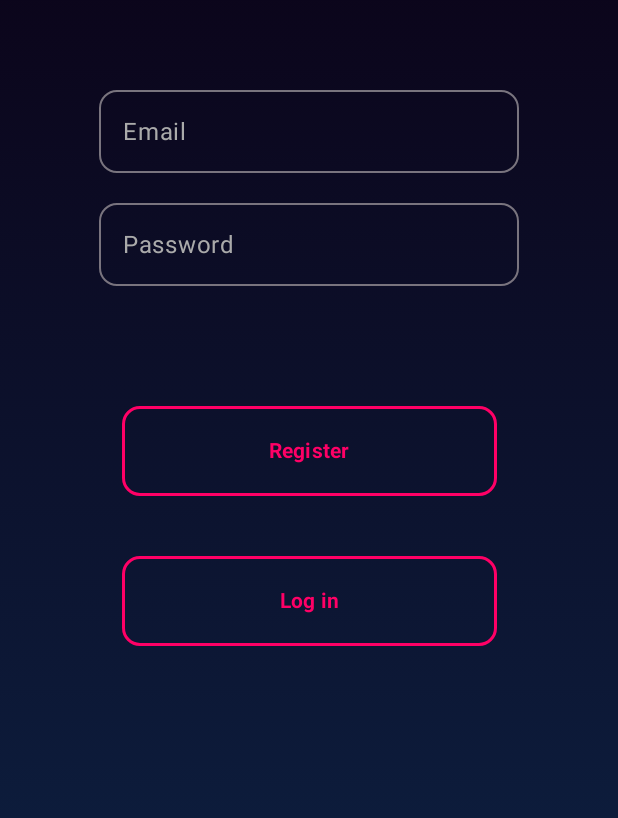
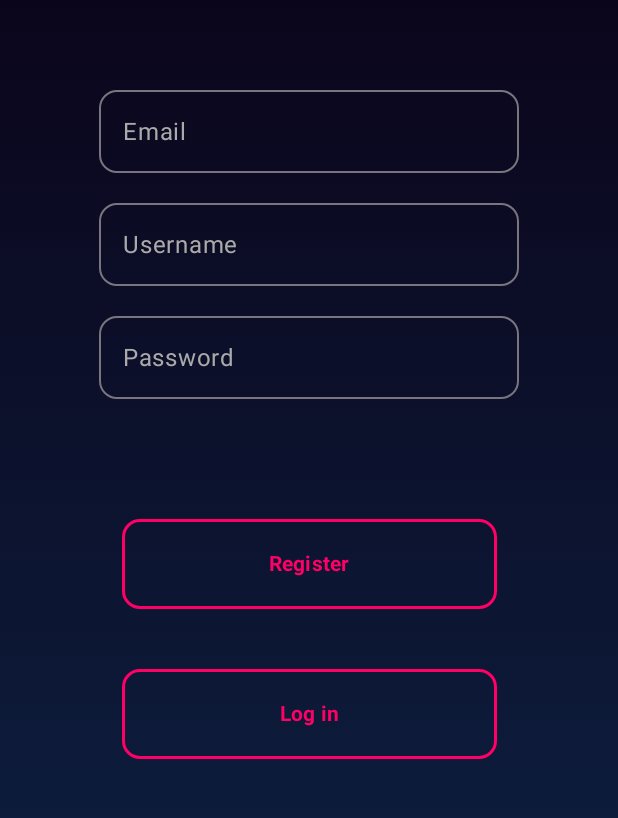
Before and after one commit to AvanoBerlingieri/COMP3074-G47-GroupProject, an Android app built with Jetpack Compose: the screen it shows after launch (Register), after a tap on "Register", on a phone screen of 412 x 824 dp, the part 191-1009 px from its top. Run offline under Robolectric (Android 15) with nearby library versions, the phone set to English and light mode, and no system bars.

Commit message:
adding functionality to login and register

```diff
--- a/app/src/main/AndroidManifest.xml
+++ b/app/src/main/AndroidManifest.xml
@@ -1,4 +1,5 @@
 <manifest xmlns:android="http://schemas.android.com/apk/res/android">
+    <uses-permission android:name="android.permission.INTERNET"/>
 
     <application
         android:allowBackup="true"
@@ -8,7 +9,8 @@
         android:label="@string/app_name"
         android:roundIcon="@mipmap/ic_launcher_round"
         android:supportsRtl="true"
-        android:theme="@style/Theme.SafeLine">
+        android:theme="@style/Theme.SafeLine"
+        android:networkSecurityConfig="@xml/network_security_config">
 
         <activity
             android:name=".ui.Login"
@@ -18,6 +20,7 @@
                 <category android:name="android.intent.category.LAUNCHER" />
             </intent-filter>
         </activity>
+
 
         <activity
             android:name=".ui.Register"
--- a/app/src/main/java/capstone/safeline/api/ApiService.kt
+++ b/app/src/main/java/capstone/safeline/api/ApiService.kt
@@ -1,13 +1,18 @@
-package capstone.safeline.api;
+package capstone.safeline.api
+import capstone.safeline.api.dto.LoginRequest
+import capstone.safeline.api.dto.LoginResponse
+import capstone.safeline.api.dto.RegisterRequest
+import capstone.safeline.api.dto.RegisterResponse
 
-import retrofit2.Call;
-import retrofit2.http.GET;
-import retrofit2.http.POST;
+import retrofit2.Response
+import retrofit2.http.Body
+import retrofit2.http.POST
 
-public interface ApiService {
-    @POST("/createUser")
-    Call<User> createUser();
+interface ApiService {
 
-    @GET("/loginUser")
-    Call<User> loginUser();
+    @POST("api/createUser")
+    suspend fun createUser(@Body registerRequest: RegisterRequest): Response<RegisterResponse>
+
+    @POST("api/loginUser")
+    suspend fun loginUser(@Body loginRequest: LoginRequest): Response<LoginResponse>
 }
--- a/app/src/main/java/capstone/safeline/ui/Login.kt
+++ b/app/src/main/java/capstone/safeline/ui/Login.kt
@@ -2,7 +2,10 @@ package capstone.safeline.ui
 
 import android.content.Intent
 import android.os.Bundle
+import android.util.Log
+import android.widget.Toast
 import androidx.activity.ComponentActivity
+import androidx.activity.compose.LocalActivity
 import androidx.activity.compose.setContent
 import androidx.compose.foundation.BorderStroke
 import androidx.compose.foundation.background
@@ -22,26 +25,38 @@ import androidx.compose.runtime.Composable
 import androidx.compose.runtime.getValue
 import androidx.compose.runtime.mutableStateOf
 import androidx.compose.runtime.remember
+import androidx.compose.runtime.rememberCoroutineScope
 import androidx.compose.runtime.setValue
 import androidx.compose.ui.Alignment
 import androidx.compose.ui.Modifier
 import androidx.compose.ui.graphics.Brush
 import androidx.compose.ui.graphics.Color
+import androidx.compose.ui.text.TextStyle
 import androidx.compose.ui.text.font.FontWeight
 import androidx.compose.ui.text.input.KeyboardType
 import androidx.compose.ui.text.input.PasswordVisualTransformation
 import androidx.compose.ui.unit.dp
 import androidx.compose.ui.unit.sp
+import capstone.safeline.api.ApiService
+import capstone.safeline.api.dto.LoginRequest
+import kotlinx.coroutines.launch
+import retrofit2.Retrofit
+import retrofit2.converter.gson.GsonConverterFactory
 
 class Login : ComponentActivity() {
     override fun onCreate(savedInstanceState: Bundle?) {
         super.onCreate(savedInstanceState)
+
+        val retrofit = Retrofit.Builder()
+            .baseUrl("http://10.0.2.2:8080/")
+            .addConverterFactory(GsonConverterFactory.create())
+            .build()
+
+        val apiService = retrofit.create(ApiService::class.java)
+
         setContent {
             LoginScreen(
-                onLoginClick = {
-                    //run a check before doing this intent
-                    startActivity(Intent(this, Profile::class.java))
-                },
+                apiService = apiService,
                 onRegisterClick = {
                     startActivity(Intent(this, Register::class.java))
                 }
@@ -51,7 +66,7 @@ class Login : ComponentActivity() {
 }
 
 @Composable
-fun LoginScreen(onLoginClick: () -> Unit, onRegisterClick: () -> Unit) {
+fun LoginScreen(apiService: ApiService, onRegisterClick: () -> Unit) {
     var email by remember { mutableStateOf("") }
     var password by remember { mutableStateOf("") }
 
@@ -91,6 +106,7 @@ fun LoginScreen(onLoginClick: () -> Unit, onRegisterClick: () -> Unit) {
                     .width(280.dp)
                     .height(55.dp),
                 shape = RoundedCornerShape(12.dp),
+                textStyle = TextStyle(color = Color.White),
                 keyboardOptions = KeyboardOptions(keyboardType = KeyboardType.Text)
             )
 
@@ -106,13 +122,39 @@ fun LoginScreen(onLoginClick: () -> Unit, onRegisterClick: () -> Unit) {
                     .height(55.dp),
                 shape = RoundedCornerShape(12.dp),
                 keyboardOptions = KeyboardOptions(keyboardType = KeyboardType.Password),
+                textStyle = TextStyle(color = Color.White),
                 visualTransformation = PasswordVisualTransformation()
             )
 
             Spacer(modifier = Modifier.height(80.dp))
 
+            val activity = LocalActivity.current
+            val scope = rememberCoroutineScope()
             Button(
-                onClick = onLoginClick,
+                onClick = {
+                    scope.launch {
+                        try {
+                            val response = apiService.loginUser(LoginRequest(email, password))
+                            val loginResp = response.body()
+                            //check login response
+                            if (loginResp?.statusCode == "OK") {
+                                activity?.startActivity(Intent(activity, Home::class.java))
+                            } else {
+                                Toast.makeText(
+                                    activity,
+                                    "Username or Password Incorrect",
+                                    Toast.LENGTH_SHORT
+                                ).show()
+                            }
+
+                        } catch (e: Exception) {
+                            Log.e("LoginError", "Network error: ${e.message}", e)
+                            activity?.let {
+                                Toast.makeText(it, "Network error: ${e.message}", Toast.LENGTH_SHORT).show()
+                            }
+                        }
+                    }
+                },
                 colors = ButtonDefaults.outlinedButtonColors(
                     containerColor = Color.Transparent,
                     contentColor = Color(0xFFFF0066)
--- a/app/src/main/java/capstone/safeline/ui/Register.kt
+++ b/app/src/main/java/capstone/safeline/ui/Register.kt
@@ -2,7 +2,10 @@ package capstone.safeline.ui
 
 import android.content.Intent
 import android.os.Bundle
+import android.util.Log
+import android.widget.Toast
 import androidx.activity.ComponentActivity
+import androidx.activity.compose.LocalActivity
 import androidx.activity.compose.setContent
 import androidx.compose.foundation.BorderStroke
 import androidx.compose.foundation.background
@@ -22,26 +25,38 @@ import androidx.compose.runtime.Composable
 import androidx.compose.runtime.getValue
 import androidx.compose.runtime.mutableStateOf
 import androidx.compose.runtime.remember
+import androidx.compose.runtime.rememberCoroutineScope
 import androidx.compose.runtime.setValue
 import androidx.compose.ui.Alignment
 import androidx.compose.ui.Modifier
 import androidx.compose.ui.graphics.Brush
 import androidx.compose.ui.graphics.Color
+import androidx.compose.ui.text.TextStyle
 import androidx.compose.ui.text.font.FontWeight
 import androidx.compose.ui.text.input.KeyboardType
 import androidx.compose.ui.text.input.PasswordVisualTransformation
 import androidx.compose.ui.unit.dp
 import androidx.compose.ui.unit.sp
+import capstone.safeline.api.ApiService
+import capstone.safeline.api.dto.RegisterRequest
+import kotlinx.coroutines.launch
+import retrofit2.Retrofit
+import retrofit2.converter.gson.GsonConverterFactory
 
 class Register : ComponentActivity() {
     override fun onCreate(savedInstanceState: Bundle?) {
         super.onCreate(savedInstanceState)
+
+        val retrofit = Retrofit.Builder()
+            .baseUrl("http://10.0.2.2:8080/")
+            .addConverterFactory(GsonConverterFactory.create())
+            .build()
+
+        val apiService = retrofit.create(ApiService::class.java)
+
         setContent {
             RegisterScreen(
-                onRegisterClick = {
-                    //TODO: do the register call, if successful then go to login
-                    startActivity(Intent(this, Login::class.java))
-                },
+                apiService = apiService,
                 onLoginClick = {
                     startActivity(Intent(this, Login::class.java))
                 }
@@ -51,9 +66,10 @@ class Register : ComponentActivity() {
 }
 
 @Composable
-fun RegisterScreen(onRegisterClick: () -> Unit, onLoginClick: () -> Unit){
+fun RegisterScreen(apiService: ApiService, onLoginClick: () -> Unit){
     var email by remember { mutableStateOf("") }
     var password by remember { mutableStateOf("") }
+    var username by remember { mutableStateOf("") }
 
     val backgroundBrush = Brush.verticalGradient(
         colors = listOf(
@@ -91,6 +107,22 @@ fun RegisterScreen(onRegisterClick: () -> Unit, onLoginClick: () -> Unit){
                     .width(280.dp)
                     .height(55.dp),
                 shape = RoundedCornerShape(12.dp),
+                textStyle = TextStyle(color = Color.White),
+                keyboardOptions = KeyboardOptions(keyboardType = KeyboardType.Text)
+            )
+
+            Spacer(modifier = Modifier.height(20.dp))
+
+            OutlinedTextField(
+                value = username,
+                onValueChange = { username = it },
+                placeholder = { Text("Username", color = Color(0xFFAAAAAA)) },
+                singleLine = true,
+                modifier = Modifier
+                    .width(280.dp)
+                    .height(55.dp),
+                shape = RoundedCornerShape(12.dp),
+                textStyle = TextStyle(color = Color.White),
                 keyboardOptions = KeyboardOptions(keyboardType = KeyboardType.Text)
             )
 
@@ -106,13 +138,35 @@ fun RegisterScreen(onRegisterClick: () -> Unit, onLoginClick: () -> Unit){
                     .height(55.dp),
                 shape = RoundedCornerShape(12.dp),
                 keyboardOptions = KeyboardOptions(keyboardType = KeyboardType.Password),
+                textStyle = TextStyle(color = Color.White),
                 visualTransformation = PasswordVisualTransformation()
             )
 
             Spacer(modifier = Modifier.height(80.dp))
 
+            val activity = LocalActivity.current
+            val scope = rememberCoroutineScope()
             Button(
-                onClick = onRegisterClick,
+                onClick = {
+                    scope.launch {
+                        try {
+                            val response = apiService.createUser(RegisterRequest(email, password, username))
+                            val registerResp = response.body()
+                            //check register response
+                            if (registerResp?.email != null){
+                                activity?.startActivity(Intent(activity, Login::class.java))
+                            } else {
+                                Toast.makeText(
+                                    activity,
+                                    "User Registration failure",
+                                    Toast.LENGTH_SHORT
+                                ).show()
+                            }
+                        }  catch (e: Exception) {
+                            Log.e("LoginError", "Network error: ${e.message}", e)
+                        }
+                    }
+                },
                 colors = ButtonDefaults.outlinedButtonColors(
                     containerColor = Color.Transparent,
                     contentColor = Color(0xFFFF0066)
--- /dev/null
+++ b/app/src/main/res/xml/network_security_config.xml
@@ -0,0 +1,4 @@
+<?xml version="1.0" encoding="utf-8"?>
+<network-security-config>
+    <base-config cleartextTrafficPermitted="true" />
+</network-security-config>
```
Also changed, not shown: app/src/main/java/capstone/safeline/api/dto/LoginRequest.java (added, +15 -0 lines), app/src/main/java/capstone/safeline/api/dto/LoginResponse.kt (added, +8 -0 lines), app/src/main/java/capstone/safeline/api/dto/RegisterRequest.java (added, +17 -0 lines), app/src/main/java/capstone/safeline/api/dto/RegisterResponse.kt (added, +12 -0 lines), app/src/main/java/capstone/safeline/ui/Home.kt (+26 -2 lines), app/src/main/java/capstone/safeline/ui/Profile.kt (+30 -16 lines).
